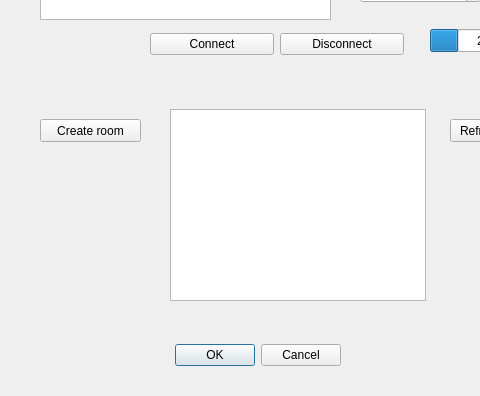
The window that CheckersClient/connectiondialog.ui (PiotrJTomaszewski/SK2_Projekt) describes before a commit, drawn with Qt 5; both pictures show x 0 to 480 and y 91 to 487 of the 597 by 487 pixel window.
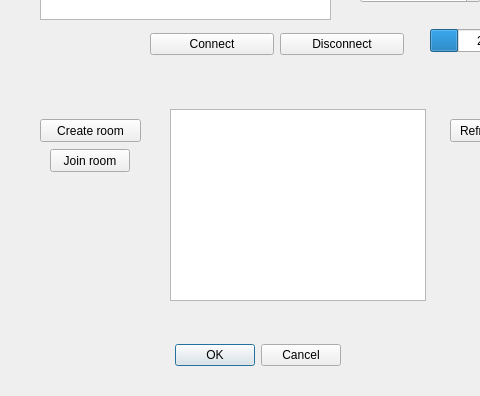
The same window after the commit.

Commit message: Getting rooms list from server

```diff
--- a/CheckersClient/connectiondialog.ui
+++ b/CheckersClient/connectiondialog.ui
@@ -169,6 +169,19 @@
     <number>24</number>
    </property>
   </widget>
+  <widget class="QPushButton" name="joinRoomButton">
+   <property name="geometry">
+    <rect>
+     <x>50</x>
+     <y>240</y>
+     <width>80</width>
+     <height>23</height>
+    </rect>
+   </property>
+   <property name="text">
+    <string>Join room</string>
+   </property>
+  </widget>
  </widget>
  <resources/>
  <connections>
```
The commit also changes 13 other files.
